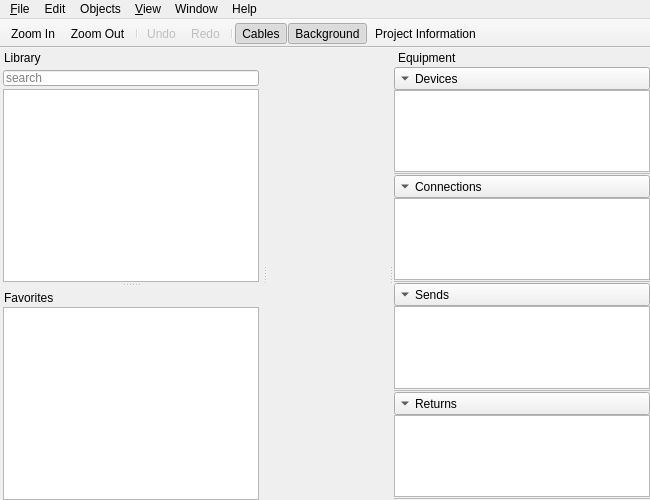
Before: the Qt Designer form mainwindow.ui in uliss/patch_scene, drawn with Qt 5.
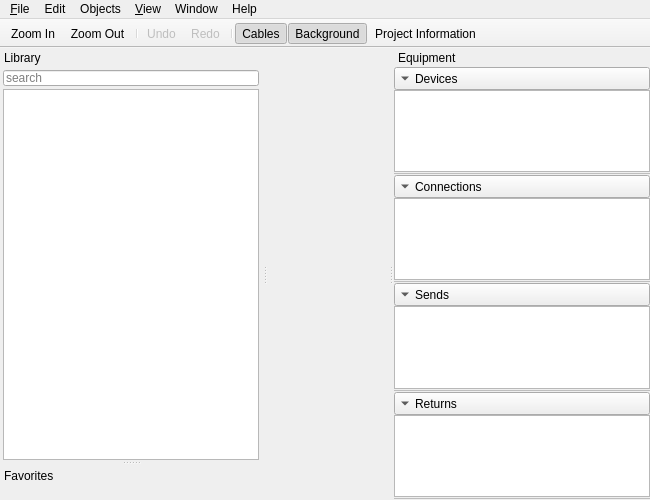
After: the same form once the commit is applied. Icons and pictures are not drawn.

Commit message: favorites widget added

What changed in the file:
```diff
--- a/mainwindow.ui
+++ b/mainwindow.ui
@@ -441,13 +441,6 @@
      <property name="bottomMargin">
       <number>0</number>
      </property>
-     <item>
-      <widget class="QTreeView" name="favoritesTree">
-       <attribute name="headerVisible">
-        <bool>false</bool>
-       </attribute>
-      </widget>
-     </item>
     </layout>
    </widget>
   </widget>
```
Left out of the diff: 2 changed lines with no effect on the pictures. The commit also changes 6 other files.
